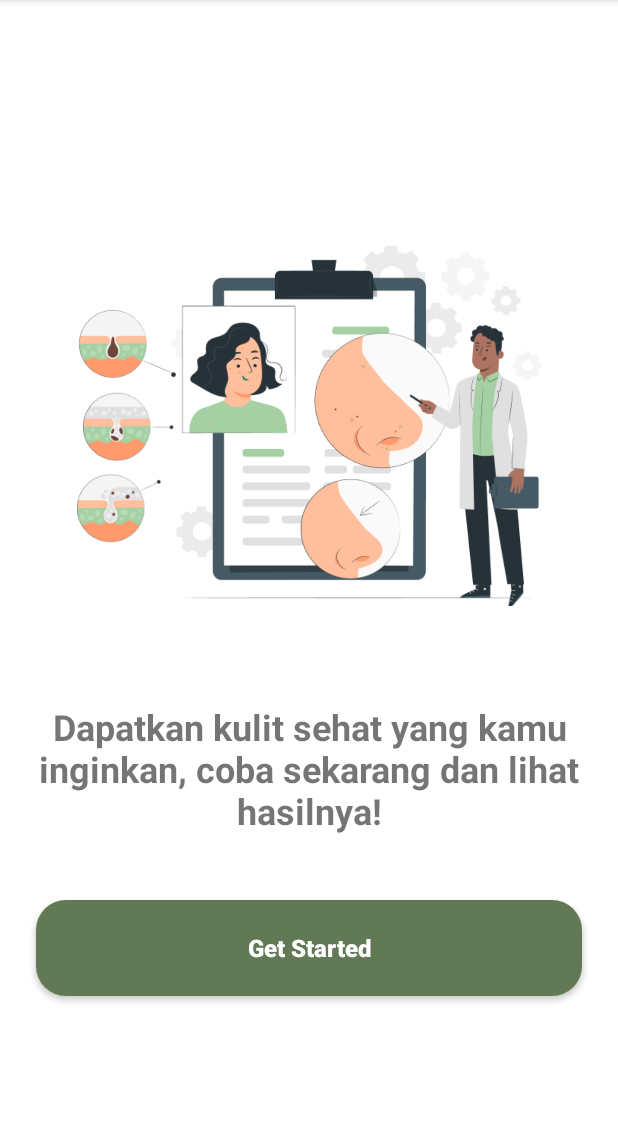
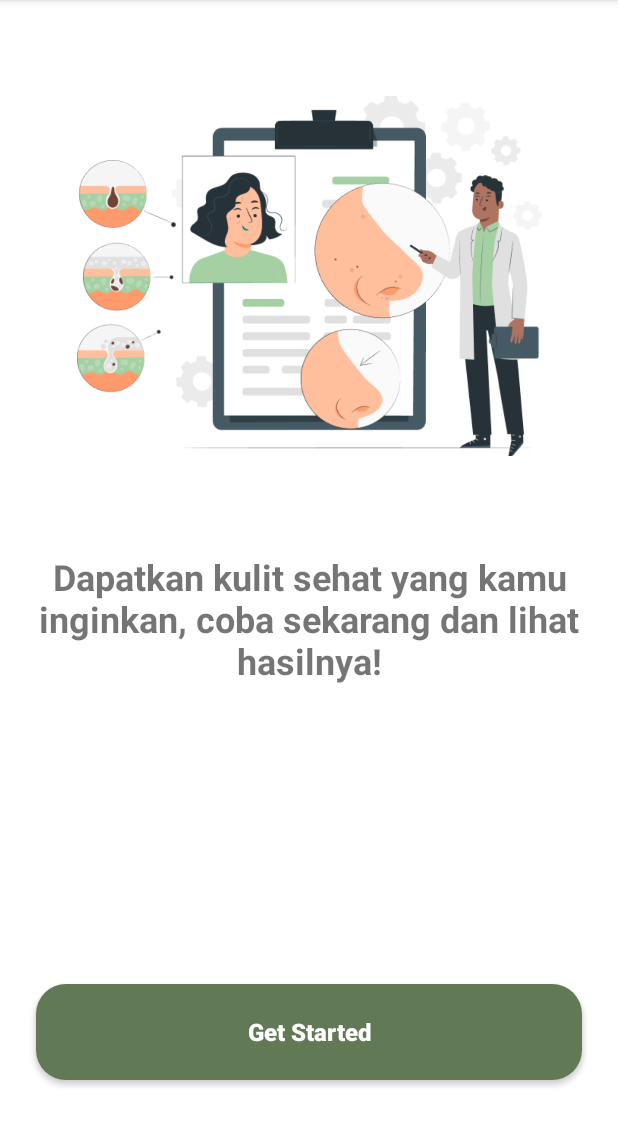
Before and after one commit to yudhah52/Skin-Sight-Apps, an Android app: the OnboardingActivity screen opened directly, with no data from a screen before it, on a phone screen of 412 x 824 dp, the part 84-1231 px from its top. Run offline under Robolectric (Android 15) with nearby library versions, the phone set to English and light mode, and no system bars.

Commit message:
up onboard, sign up, sign in

```diff
--- a/app/src/main/res/layout/activity_onboarding.xml
+++ b/app/src/main/res/layout/activity_onboarding.xml
@@ -1,20 +1,16 @@
 <?xml version="1.0" encoding="utf-8"?>
-<ScrollView xmlns:android="http://schemas.android.com/apk/res/android"
+<androidx.constraintlayout.widget.ConstraintLayout xmlns:android="http://schemas.android.com/apk/res/android"
   xmlns:app="http://schemas.android.com/apk/res-auto"
   xmlns:tools="http://schemas.android.com/tools"
   android:layout_width="match_parent"
   android:layout_height="match_parent"
   tools:context=".ui.onboard.OnboardingActivity">
 
-  <androidx.constraintlayout.widget.ConstraintLayout
-    android:layout_width="match_parent"
-    android:layout_height="wrap_content">
-
   <ImageView
     android:id="@+id/imageView"
     android:layout_width="310dp"
     android:layout_height="240dp"
-      android:layout_marginTop="164dp"
+    android:layout_marginTop="64dp"
     android:contentDescription="@string/splashscreen"
     android:scaleType="centerCrop"
     android:src="@drawable/onboard"
@@ -52,16 +48,6 @@
     android:textStyle="bold"
     app:layout_constraintBottom_toBottomOf="parent"
     app:layout_constraintEnd_toEndOf="parent"
-      app:layout_constraintStart_toStartOf="parent"
-      app:layout_constraintTop_toBottomOf="@id/guideline2" />
-
-    <androidx.constraintlayout.widget.Guideline
-      android:id="@+id/guideline2"
-      android:layout_width="wrap_content"
-      android:layout_height="wrap_content"
-      android:orientation="horizontal"
-      app:layout_constraintGuide_begin="600dp" />
+    app:layout_constraintStart_toStartOf="parent"/>
 
 </androidx.constraintlayout.widget.ConstraintLayout>
-
-</ScrollView>
--- a/app/src/main/res/layout/fragment_profile.xml
+++ b/app/src/main/res/layout/fragment_profile.xml
@@ -14,13 +14,13 @@
       android:id="@+id/img_photo"
       android:layout_width="180dp"
       android:layout_height="180dp"
-      android:layout_marginTop="48dp"
+      android:layout_marginTop="32dp"
       app:civ_border_color="@color/green_btn"
       app:civ_border_width="4dp"
       app:layout_constraintEnd_toEndOf="parent"
       app:layout_constraintStart_toStartOf="parent"
       app:layout_constraintTop_toTopOf="parent"
-      tools:src="@drawable/sample_profile_img" />
+      tools:src="@drawable/rofile_img_test" />
 
     <ImageButton
       android:id="@+id/edit_profile_picture_button"
@@ -169,7 +169,7 @@
       android:layout_marginStart="24dp"
       android:layout_marginTop="64dp"
       android:layout_marginEnd="24dp"
-      android:layout_marginBottom="88dp"
+      android:layout_marginBottom="100dp"
       android:background="@drawable/my_button"
       android:text="@string/logout"
       android:textAllCaps="false"
```
Also changed, not shown: app/src/main/res/layout/activity_login.xml (+6 -11 lines), app/src/main/res/layout/activity_sign_up.xml (+6 -12 lines), app/src/main/res/layout/fragment_detection.xml (+6 -6 lines), app/src/main/res/drawable/rofile_img_test.png (renamed from app/src/main/res/drawable/sample_profile_img.png). Lines whose indentation alone changed are shown as unchanged.
